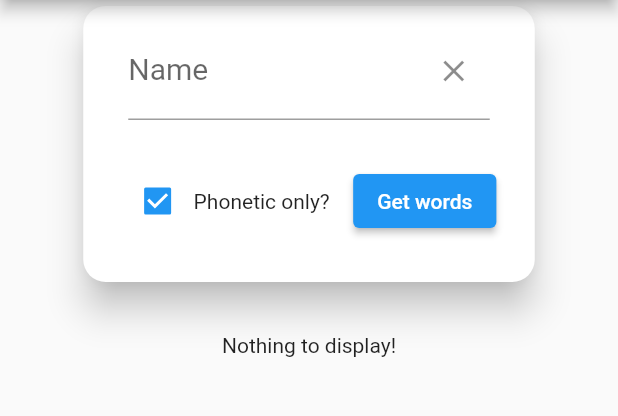
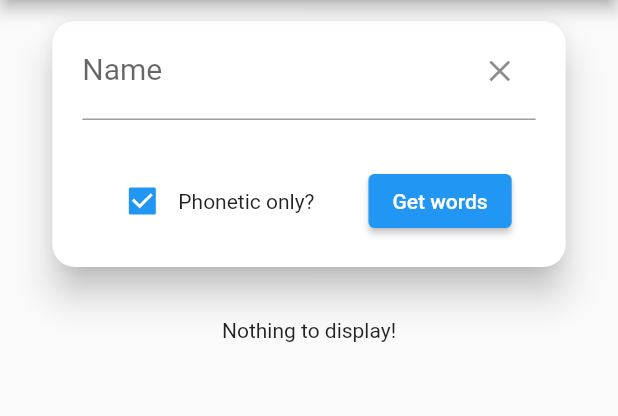
Before and after one commit to g-nxt/spell_your_name, a Flutter app: the screen it shows after launch, on a phone screen of 412 x 824 dp, the part 84-500 px from its top. Run offline on Flutter 3.47's test engine with Material 2 defaults, Android fonts, the light colour scheme and no system bars.

Commit message:
Fixed some alignments for better look

```diff
--- a/lib/main.dart
+++ b/lib/main.dart
@@ -14,9 +14,6 @@ class MyApp extends StatelessWidget {
 }
 
 class MyHomePage extends StatelessWidget {
-  /*String titleInput;
-  String amountInput;*/
-
   @override
   Widget build(BuildContext context) {
     return Scaffold(
@@ -27,7 +24,8 @@ class MyHomePage extends StatelessWidget {
       body: SingleChildScrollView(
         child: Center(
           child: Container(
-            width: MediaQuery.of(context).size.width * .75,
+            margin: EdgeInsets.only(top: 10),
+            width: MediaQuery.of(context).size.width * .85,
             child: Column(
               children: [
                 Transaction(),
--- a/lib/widgets/user_entry.dart
+++ b/lib/widgets/user_entry.dart
@@ -47,7 +47,6 @@ class _UserEntryState extends State<UserEntry> {
       ),
       elevation: 10,
       child: Container(
-        padding: EdgeInsets.all(10),
         margin: EdgeInsets.only(bottom: 20),
         child: Column(
           crossAxisAlignment: CrossAxisAlignment.center,
```
